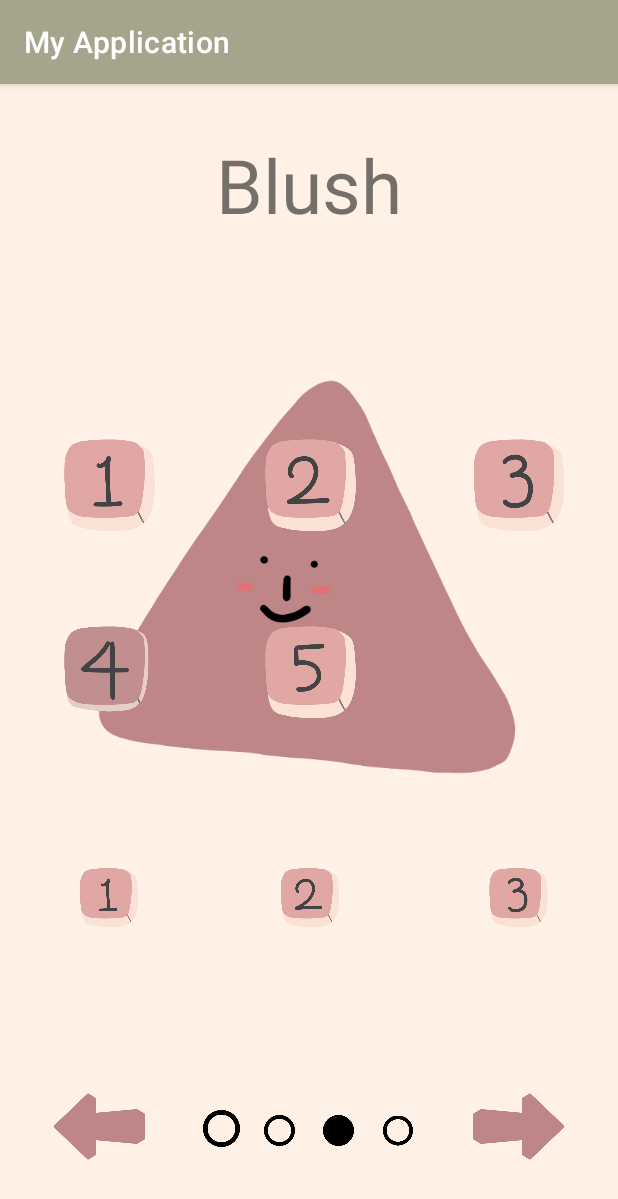
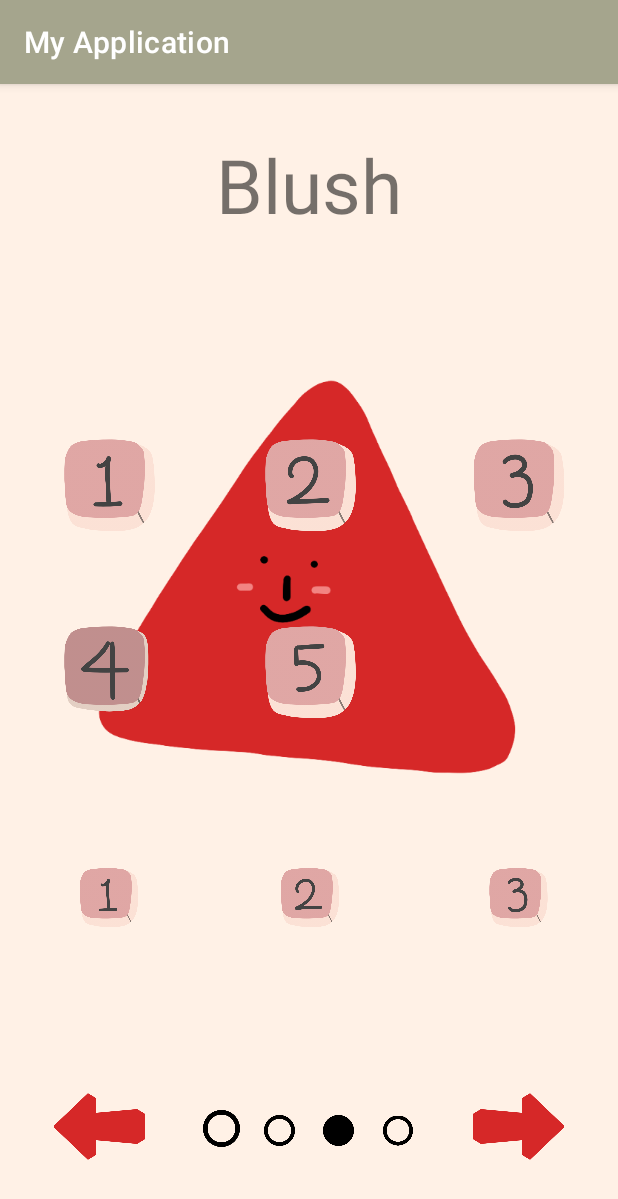
Before and after one commit to MadCampBreakAll/camp-2-frontend, an Android app: the fragment CharacterBodySelectFragment placed in its activity, after a tap on an icon or button, on a phone screen of 412 x 824 dp. Shown: the top 1199 px of the screen. Run offline under Robolectric (Android 15) with nearby library versions, the phone set to English and light mode, and no system bars; 3 other taps on this screen came first.

Commit message:
Change color in init

```diff
--- a/app/src/main/java/com/example/myapplication/CharacterBodySelectFragment.kt
+++ b/app/src/main/java/com/example/myapplication/CharacterBodySelectFragment.kt
@@ -69,7 +69,7 @@ class CharacterBodySelectFragment : Fragment() {
                 2 -> {
                     binding.bodyColorTwoBtn.setOnClickListener {
                         CharacterInitActivity.character_init_body_color = 2
-                        character_body_binding.userCharacterInit.body.setColorFilter(resources.getColor(R.color.body_purple))
+                        character_body_binding.userCharacterInit.body.setColorFilter(resources.getColor(R.color.body_dark_navy))
                         clickButton(button)
                         }
                 }
@@ -89,7 +89,7 @@ class CharacterBodySelectFragment : Fragment() {
                         CharacterInitActivity.character_init_body_color = 4
                         character_body_binding.userCharacterInit.body.setColorFilter(
                             resources.getColor(
-                                R.color.body_pink
+                                R.color.body_red
                             )
                         )
                         clickButton(button)
--- a/app/src/main/java/com/example/myapplication/CharacterInitActivity.kt
+++ b/app/src/main/java/com/example/myapplication/CharacterInitActivity.kt
@@ -20,13 +20,15 @@ class CharacterInitActivity : AppCompatActivity() {
         setContentView(binding.root)
 
         binding.userCharacterInit.item.visibility= View.INVISIBLE
+        binding.userCharacterInit.blush.setColorFilter(resources.getColor(R.color.blush_pink))
+        binding.userCharacterInit.body.setColorFilter(resources.getColor(R.color.body_blue))
 
         character_init_binding = binding
         var next = binding.userCharacterInitNextBtn
-        next.setColorFilter(resources.getColor(R.color.body_pink))
+        next.setColorFilter(resources.getColor(R.color.body_red))
 
         var prev = binding.userCharacterInitPrevBtn
-        prev.setColorFilter(resources.getColor(R.color.body_pink))
+        prev.setColorFilter(resources.getColor(R.color.body_red))
         prev.scaleX=-1f
 
         supportFragmentManager.beginTransaction()
--- a/app/src/main/java/com/example/myapplication/CharacterItemSelectFragment.kt
+++ b/app/src/main/java/com/example/myapplication/CharacterItemSelectFragment.kt
@@ -31,7 +31,7 @@ class CharacterItemSelectFragment : Fragment() {
 
         var next = character_init_binding.userCharacterInitNextBtn
         next.setImageResource(R.drawable.start)
-        next.setColorFilter(resources.getColor(R.color.body_pink))
+        next.setColorFilter(resources.getColor(R.color.body_red))
 
         var prev = character_init_binding.userCharacterInitPrevBtn
         prev.setOnClickListener {
--- a/app/src/main/res/layout/activity_character_init.xml
+++ b/app/src/main/res/layout/activity_character_init.xml
@@ -44,7 +44,7 @@
         app:layout_constraintWidth_percent="0.15"
         android:scaleType="fitCenter"
         android:background="@color/transparent"
-        android:backgroundTint="@color/body_pink"
+        android:backgroundTint="@color/body_red"
         app:layout_constraintTop_toTopOf="parent"
         app:layout_constraintBottom_toBottomOf="parent"
         app:layout_constraintRight_toRightOf="parent"
@@ -61,7 +61,7 @@
         app:layout_constraintWidth_percent="0.15"
         android:scaleType="fitCenter"
         android:background="@color/transparent"
-        android:backgroundTint="@color/body_pink"
+        android:backgroundTint="@color/body_red"
         app:layout_constraintTop_toTopOf="parent"
         app:layout_constraintBottom_toBottomOf="parent"
         app:layout_constraintRight_toRightOf="parent"
--- a/app/src/main/res/values/colors.xml
+++ b/app/src/main/res/values/colors.xml
@@ -17,13 +17,13 @@
     <color name="light_khaki">#b7b7a4</color>
     <color name="transparent">#00000000</color>
 
-    <color name="body_blue">#86abbe</color>
-    <color name="body_purple">#9986be</color>
+    <color name="body_blue">#118ab2</color>
+    <color name="body_dark_navy">#4a4e69</color>
     <color name="body_brown">#bfafa2</color>
-    <color name="body_pink">#be8686</color>
-    <color name="body_yellow">#d5c05b</color>
+    <color name="body_red">#d62828</color>
+    <color name="body_yellow">#e9c46a</color>
 
-    <color name="blush_pink">#d47676</color>
-    <color name="blush_orange">#d39978</color>
+    <color name="blush_pink">#f28482</color>
+    <color name="blush_orange">#f4a261</color>
     <color name="blush_blue">#6781ba</color>
 </resources>
```
